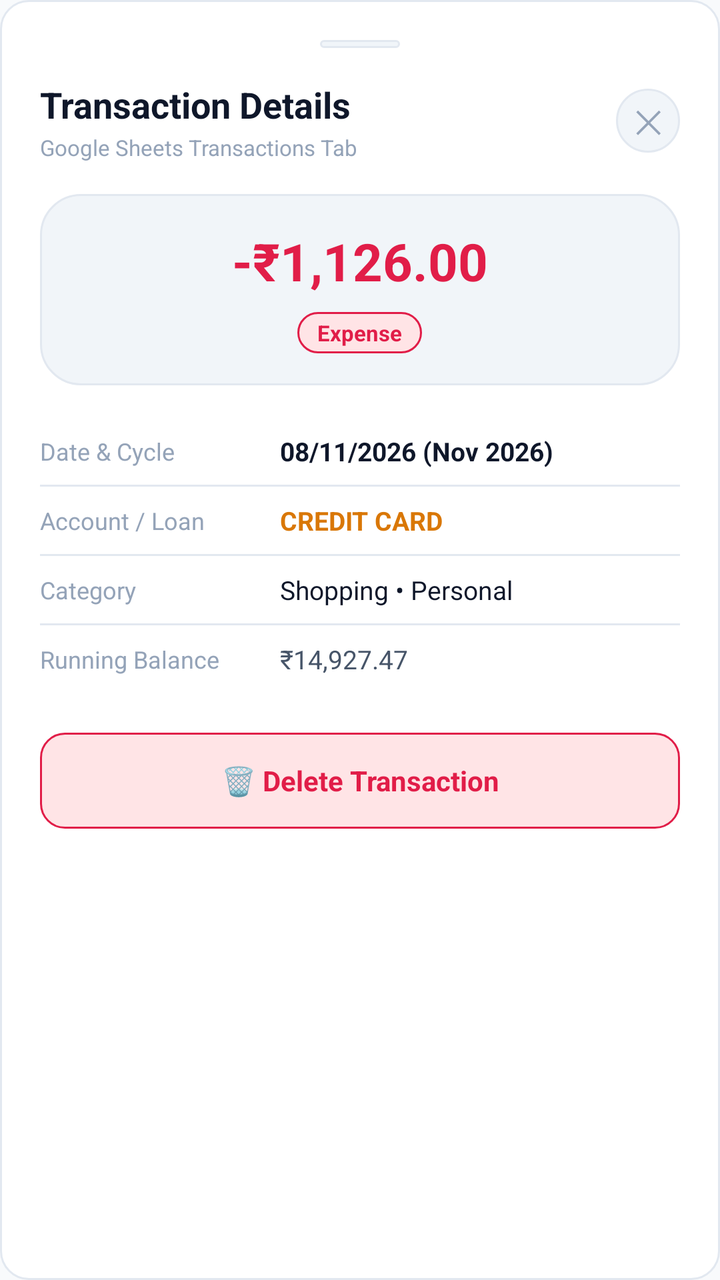
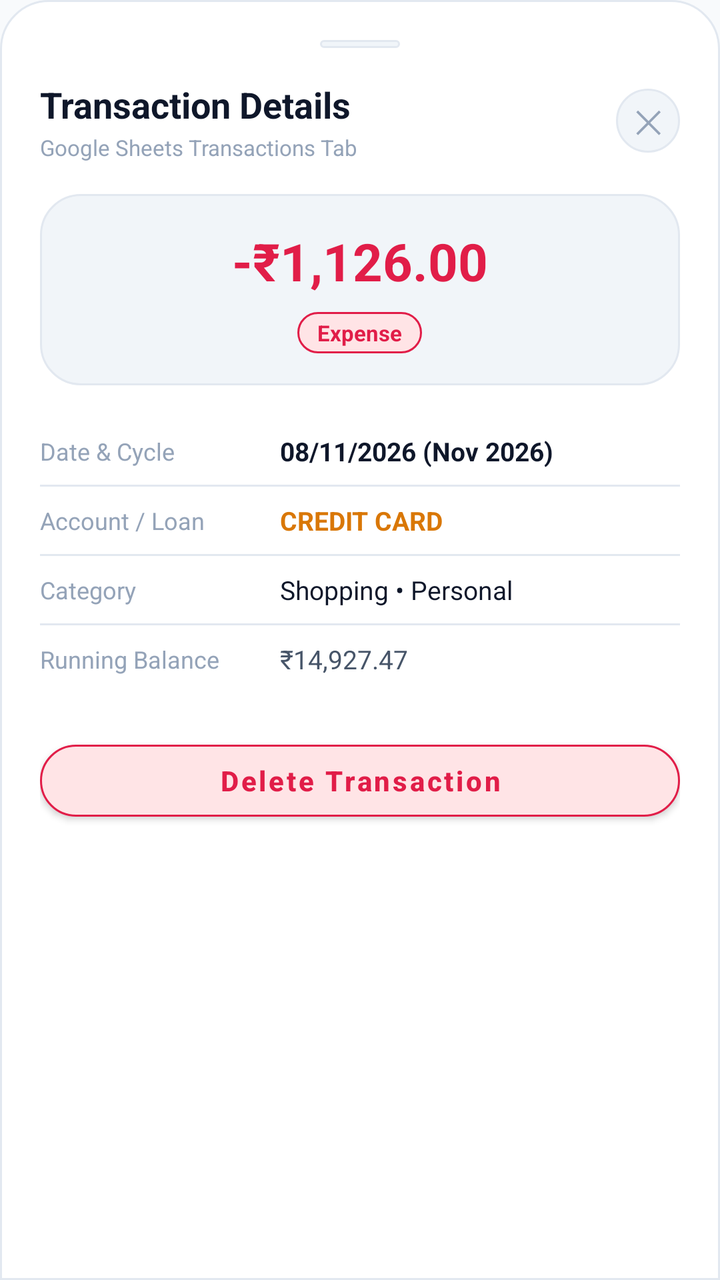

An Android layout rendered at two revisions. The XML below is the earlier revision; the diff shows what the commit changed to produce the second picture.
<!-- AndroidManifest.xml: application theme AppTheme -->
<!-- res/layout/dialog_transaction_details.xml -->
<?xml version="1.0" encoding="utf-8"?>
<LinearLayout
    xmlns:android="http://schemas.android.com/apk/res/android"
    android:layout_width="match_parent"
    android:layout_height="wrap_content"
    android:orientation="vertical"
    android:background="@drawable/bg_card"
    android:padding="20dp">

    
    <View
        android:layout_width="40dp"
        android:layout_height="4dp"
        android:layout_gravity="center_horizontal"
        android:layout_marginBottom="16dp"
        android:background="@drawable/bg_pill_dark" />

    
    <LinearLayout
        android:layout_width="match_parent"
        android:layout_height="wrap_content"
        android:orientation="horizontal"
        android:gravity="center_vertical">

        <LinearLayout
            android:layout_width="0dp"
            android:layout_height="wrap_content"
            android:layout_weight="1"
            android:orientation="vertical">

            <TextView
                android:layout_width="wrap_content"
                android:layout_height="wrap_content"
                android:text="Transaction Details"
                android:textColor="@color/text_primary"
                android:textSize="18sp"
                android:textStyle="bold" />

            <TextView
                android:id="@+id/tvTxDetailsSubtitle"
                android:layout_width="wrap_content"
                android:layout_height="wrap_content"
                android:layout_marginTop="2dp"
                android:text="Google Sheets Transactions Tab"
                android:textColor="@color/text_muted"
                android:textSize="11sp" />
        </LinearLayout>

        <TextView
            android:id="@+id/btnTxDetailsClose"
            android:layout_width="32dp"
            android:layout_height="32dp"
            android:gravity="center"
            android:text="✕"
            android:textColor="@color/text_muted"
            android:textSize="16sp"
            android:background="@drawable/bg_pill_dark"
            android:clickable="true"
            android:focusable="true" />
    </LinearLayout>

    
    <LinearLayout
        android:layout_width="match_parent"
        android:layout_height="wrap_content"
        android:layout_marginTop="16dp"
        android:orientation="vertical"
        android:gravity="center_horizontal"
        android:background="@drawable/bg_pill_dark"
        android:padding="16dp">

        <TextView
            android:id="@+id/tvTxDetailsAmount"
            android:layout_width="wrap_content"
            android:layout_height="wrap_content"
            android:text="-₹1,126.00"
            android:textColor="@color/red_rose"
            android:textSize="26sp"
            android:textStyle="bold" />

        <LinearLayout
            android:layout_width="wrap_content"
            android:layout_height="wrap_content"
            android:layout_marginTop="8dp"
            android:orientation="horizontal"
            android:gravity="center_vertical">

            <TextView
                android:id="@+id/tvTxDetailsTypeBadge"
                android:layout_width="wrap_content"
                android:layout_height="wrap_content"
                android:text="Expense"
                android:textColor="@color/red_rose"
                android:textSize="11sp"
                android:textStyle="bold"
                android:background="@drawable/bg_badge_red"
                android:paddingStart="10dp"
                android:paddingEnd="10dp"
                android:paddingTop="3dp"
                android:paddingBottom="3dp" />

            <TextView
                android:id="@+id/tvTxDetailsBalancingOutBadge"
                android:layout_width="wrap_content"
                android:layout_height="wrap_content"
                android:layout_marginStart="8dp"
                android:text="Balancing Out"
                android:textColor="@color/green_mint"
                android:textSize="11sp"
                android:textStyle="bold"
                android:background="@drawable/bg_chip_green"
                android:paddingStart="10dp"
                android:paddingEnd="10dp"
                android:paddingTop="3dp"
                android:paddingBottom="3dp"
                android:visibility="gone" />
        </LinearLayout>
    </LinearLayout>

    
    <LinearLayout
        android:layout_width="match_parent"
        android:layout_height="wrap_content"
        android:layout_marginTop="16dp"
        android:orientation="vertical">

        
        <LinearLayout
            android:layout_width="match_parent"
            android:layout_height="wrap_content"
            android:orientation="horizontal"
            android:gravity="center_vertical"
            android:paddingVertical="8dp">

            <TextView
                android:layout_width="120dp"
                android:layout_height="wrap_content"
                android:text="Date &amp; Cycle"
                android:textColor="@color/text_muted"
                android:textSize="12sp" />

            <TextView
                android:id="@+id/tvTxDetailsDate"
                android:layout_width="0dp"
                android:layout_height="wrap_content"
                android:layout_weight="1"
                android:text="08/11/2026 (Nov 2026)"
                android:textColor="@color/text_primary"
                android:textSize="13sp"
                android:textStyle="bold" />
        </LinearLayout>

        <View
            android:layout_width="match_parent"
            android:layout_height="1dp"
            android:background="@color/border_dark" />

        
        <LinearLayout
            android:layout_width="match_parent"
            android:layout_height="wrap_content"
            android:orientation="horizontal"
            android:gravity="center_vertical"
            android:paddingVertical="8dp">

            <TextView
                android:layout_width="120dp"
                android:layout_height="wrap_content"
                android:text="Account / Loan"
                android:textColor="@color/text_muted"
                android:textSize="12sp" />

            <TextView
                android:id="@+id/tvTxDetailsSource"
                android:layout_width="0dp"
                android:layout_height="wrap_content"
                android:layout_weight="1"
                android:text="CREDIT CARD"
                android:textColor="@color/amber_gold"
                android:textSize="13sp"
                android:textStyle="bold" />
        </LinearLayout>

        
        <LinearLayout
            android:id="@+id/layoutTxDetailsTaggedCard"
            android:layout_width="match_parent"
            android:layout_height="wrap_content"
            android:orientation="vertical"
            android:visibility="gone">

            <View
                android:layout_width="match_parent"
                android:layout_height="1dp"
                android:background="@color/border_dark" />

            <LinearLayout
                android:layout_width="match_parent"
                android:layout_height="wrap_content"
                android:orientation="horizontal"
                android:gravity="center_vertical"
                android:paddingVertical="8dp">

                <TextView
                    android:layout_width="120dp"
                    android:layout_height="wrap_content"
                    android:text="Tagged Card"
                    android:textColor="@color/text_muted"
                    android:textSize="12sp" />

                <TextView
                    android:id="@+id/tvTxDetailsTaggedCard"
                    android:layout_width="wrap_content"
                    android:layout_height="wrap_content"
                    android:text="💳 Tata Neu Infinity"
                    android:textColor="@color/blue_sky"
                    android:textSize="12sp"
                    android:textStyle="bold"
                    android:background="@drawable/bg_chip_blue"
                    android:paddingStart="8dp"
                    android:paddingEnd="8dp"
                    android:paddingTop="3dp"
                    android:paddingBottom="3dp" />
            </LinearLayout>

            <TextView
                android:id="@+id/tvTxDetailsCardReversalNote"
                android:layout_width="wrap_content"
                android:layout_height="wrap_content"
                android:layout_marginStart="120dp"
                android:layout_marginBottom="4dp"
                android:text="Deletions will reverse unbilled spends on this card"
                android:textColor="@color/text_muted"
                android:textSize="10.5sp" />
        </LinearLayout>

        <View
            android:layout_width="match_parent"
            android:layout_height="1dp"
            android:background="@color/border_dark" />

        
        <LinearLayout
            android:layout_width="match_parent"
            android:layout_height="wrap_content"
            android:orientation="horizontal"
            android:gravity="center_vertical"
            android:paddingVertical="8dp">

            <TextView
                android:layout_width="120dp"
                android:layout_height="wrap_content"
                android:text="Category"
                android:textColor="@color/text_muted"
                android:textSize="12sp" />

            <TextView
                android:id="@+id/tvTxDetailsCategory"
                android:layout_width="0dp"
                android:layout_height="wrap_content"
                android:layout_weight="1"
                android:text="Shopping • Personal"
                android:textColor="@color/text_primary"
                android:textSize="13sp" />
        </LinearLayout>

        <View
            android:layout_width="match_parent"
            android:layout_height="1dp"
            android:background="@color/border_dark" />

        
        <LinearLayout
            android:layout_width="match_parent"
            android:layout_height="wrap_content"
            android:orientation="horizontal"
            android:gravity="center_vertical"
            android:paddingVertical="8dp">

            <TextView
                android:layout_width="120dp"
                android:layout_height="wrap_content"
                android:text="Running Balance"
                android:textColor="@color/text_muted"
                android:textSize="12sp" />

            <TextView
                android:id="@+id/tvTxDetailsRemainder"
                android:layout_width="0dp"
                android:layout_height="wrap_content"
                android:layout_weight="1"
                android:text="₹14,927.47"
                android:textColor="@color/text_secondary"
                android:textSize="13sp" />
        </LinearLayout>
    </LinearLayout>

    
    <TextView
        android:id="@+id/btnDeleteTxInModal"
        android:layout_width="match_parent"
        android:layout_height="48dp"
        android:layout_marginTop="20dp"
        android:background="@drawable/bg_badge_red"
        android:gravity="center"
        android:text="🗑️ Delete Transaction"
        android:textColor="@color/red_rose"
        android:textSize="14sp"
        android:textStyle="bold"
        android:clickable="true"
        android:focusable="true" />
</LinearLayout>
<!-- resources referenced by this layout -->
<resources>
  <color name="amber_gold">#D97706</color>
  <color name="blue_sky">#0284C7</color>
  <color name="border_dark">#E2E8F0</color>
  <color name="green_mint">#10B981</color>
  <color name="red_rose">#E11D48</color>
  <color name="text_muted">#94A3B8</color>
  <color name="text_primary">#0F172A</color>
  <color name="text_secondary">#475569</color>
  <!-- drawable bg_badge_red (drawable) -->
  <?xml version="1.0" encoding="utf-8"?>
  <shape xmlns:android="http://schemas.android.com/apk/res/android"
      android:shape="rectangle">
      <solid android:color="@color/red_bg" />
      <stroke android:width="1dp" android:color="@color/red_rose" />
      <corners android:radius="12dp" />
  </shape>
  <!-- drawable bg_card (drawable) -->
  <?xml version="1.0" encoding="utf-8"?>
  <shape xmlns:android="http://schemas.android.com/apk/res/android"
      android:shape="rectangle">
      <solid android:color="@color/bg_card" />
      <corners android:radius="14dp" />
      <stroke
          android:width="1dp"
          android:color="@color/border_dark" />
  </shape>
  <!-- drawable bg_chip_blue (drawable) -->
  <?xml version="1.0" encoding="utf-8"?>
  <shape xmlns:android="http://schemas.android.com/apk/res/android"
      android:shape="rectangle">
      <solid android:color="@color/blue_bg" />
      <corners android:radius="12dp" />
      <stroke
          android:width="1dp"
          android:color="@color/blue_sky" />
  </shape>
  <!-- drawable bg_chip_green (drawable) -->
  <?xml version="1.0" encoding="utf-8"?>
  <shape xmlns:android="http://schemas.android.com/apk/res/android"
      android:shape="rectangle">
      <solid android:color="@color/green_bg" />
      <corners android:radius="12dp" />
      <stroke
          android:width="1dp"
          android:color="@color/green_emerald" />
  </shape>
  <!-- drawable bg_pill_dark (drawable) -->
  <?xml version="1.0" encoding="utf-8"?>
  <shape xmlns:android="http://schemas.android.com/apk/res/android"
      android:shape="rectangle">
      <solid android:color="@color/bg_card_secondary" />
      <corners android:radius="20dp" />
      <stroke
          android:width="1dp"
          android:color="@color/border_dark" />
  </shape>
  <style name="AppTheme" parent="Theme.MaterialComponents.DayNight.NoActionBar">
          <item name="colorPrimary">@color/colorPrimary</item>
          <item name="colorPrimaryDark">@color/colorPrimaryDark</item>
          <item name="colorAccent">@color/colorAccent</item>
          <item name="android:windowBackground">@color/bg_dark</item>
          <item name="android:statusBarColor">@color/bg_dark</item>
          <item name="android:navigationBarColor">@color/nav_bottom_bg</item>
          <item name="android:textColorPrimary">@color/text_primary</item>
          <item name="android:textColorSecondary">@color/text_secondary</item>
          <item name="android:windowLightStatusBar">true</item>
      </style>
  <color name="red_bg">#FFE4E6</color>
  <color name="bg_card">#FFFFFF</color>
  <color name="blue_bg">#E0F2FE</color>
  <color name="green_bg">#D1FAE5</color>
  <color name="green_emerald">#059669</color>
  <color name="bg_card_secondary">#F1F5F9</color>
  <color name="colorPrimary">#059669</color>
  <color name="colorPrimaryDark">#F1F5F9</color>
  <color name="colorAccent">#059669</color>
  <color name="bg_dark">#F8FAFC</color>
  <color name="nav_bottom_bg">#FFFFFF</color>
</resources>

<!-- the commit's change to res/layout/dialog_transaction_details.xml (unified diff, before → after) -->
@@ -1,10 +1,11 @@
 <?xml version="1.0" encoding="utf-8"?>
 <LinearLayout
     xmlns:android="http://schemas.android.com/apk/res/android"
+    xmlns:app="http://schemas.android.com/apk/res-auto"
     android:layout_width="match_parent"
     android:layout_height="wrap_content"
     android:orientation="vertical"
-    android:background="@drawable/bg_card"
+    android:background="@drawable/bg_bottom_sheet"
     android:padding="20dp">
 
     
@@ -296,17 +297,18 @@
     </LinearLayout>
 
     
-    <TextView
+    <com.google.android.material.button.MaterialButton
         android:id="@+id/btnDeleteTxInModal"
         android:layout_width="match_parent"
         android:layout_height="48dp"
         android:layout_marginTop="20dp"
-        android:background="@drawable/bg_badge_red"
-        android:gravity="center"
-        android:text="🗑️ Delete Transaction"
+        app:cornerRadius="24dp"
+        app:backgroundTint="@color/red_bg"
+        app:strokeColor="@color/red_rose"
+        app:strokeWidth="1dp"
+        android:text="Delete Transaction"
         android:textColor="@color/red_rose"
         android:textSize="14sp"
         android:textStyle="bold"
-        android:clickable="true"
-        android:focusable="true" />
+        android:textAllCaps="false" />
 </LinearLayout>
<!-- resource entries referenced after the edit -->
@@ -16,12 +16,16 @@
       <stroke android:width="1dp" android:color="@color/red_rose" />
       <corners android:radius="12dp" />
   </shape>
-  <!-- drawable bg_card (drawable) -->
+  <!-- drawable bg_bottom_sheet (drawable) -->
   <?xml version="1.0" encoding="utf-8"?>
   <shape xmlns:android="http://schemas.android.com/apk/res/android"
       android:shape="rectangle">
       <solid android:color="@color/bg_card" />
-      <corners android:radius="14dp" />
+      <corners
+          android:topLeftRadius="24dp"
+          android:topRightRadius="24dp"
+          android:bottomLeftRadius="0dp"
+          android:bottomRightRadius="0dp" />
       <stroke
           android:width="1dp"
           android:color="@color/border_dark" />
@@ -66,6 +70,7 @@
           <item name="android:textColorPrimary">@color/text_primary</item>
           <item name="android:textColorSecondary">@color/text_secondary</item>
           <item name="android:windowLightStatusBar">true</item>
+          <item name="bottomSheetDialogTheme">@style/FinMngrBottomSheetDialogTheme</item>
       </style>
   <color name="red_bg">#FFE4E6</color>
   <color name="bg_card">#FFFFFF</color>
@@ -78,5 +83,11 @@
   <color name="colorAccent">#059669</color>
   <color name="bg_dark">#F8FAFC</color>
   <color name="nav_bottom_bg">#FFFFFF</color>
+  <style name="FinMngrBottomSheetDialogTheme" parent="ThemeOverlay.MaterialComponents.BottomSheetDialog">
+          <item name="bottomSheetStyle">@style/FinMngrBottomSheetModal</item>
+      </style>
+  <style name="FinMngrBottomSheetModal" parent="Widget.MaterialComponents.BottomSheet.Modal">
+          <item name="android:background">@android:color/transparent</item>
+      </style>
 </resources>
 
